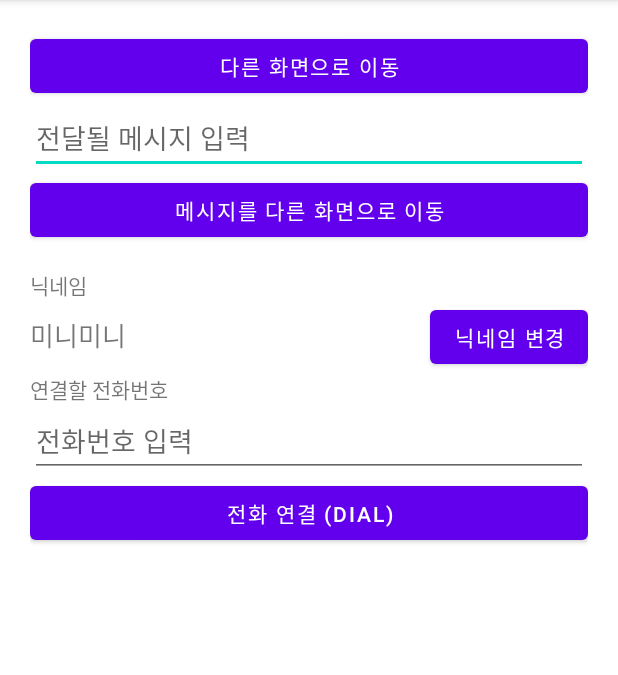
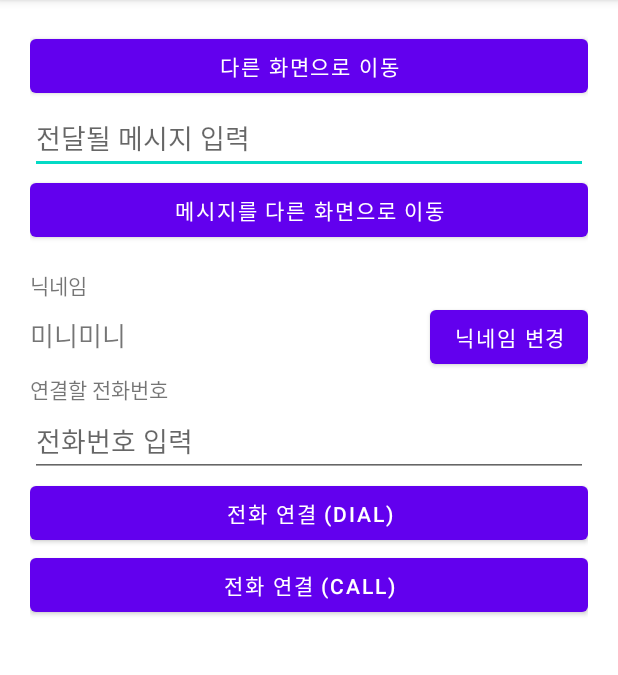
Before and after one commit to superick/Intent_220211, an Android app: the screen it shows after launch (MainActivity), on a phone screen of 412 x 824 dp, the part 84-759 px from its top. Run offline under Robolectric (Android 15) with nearby library versions, the phone set to English and light mode, and no system bars.

Commit message:
call 액션 예제 구현 권한을 얻지 못해서 에러 발생

```diff
--- a/app/src/main/res/layout/activity_main.xml
+++ b/app/src/main/res/layout/activity_main.xml
@@ -78,6 +78,11 @@
         android:layout_height="wrap_content"
         android:text="전화 연결 (DIAL)"/>
 
+    <Button
+        android:id="@+id/callBtn"
+        android:layout_width="match_parent"
+        android:layout_height="wrap_content"
+        android:text="전화 연결 (CALL)"/>
 
 
 </LinearLayout>
```
Also changed, not shown: app/src/main/java/com/example/intent_220211/MainActivity.kt (+16 -0 lines).
